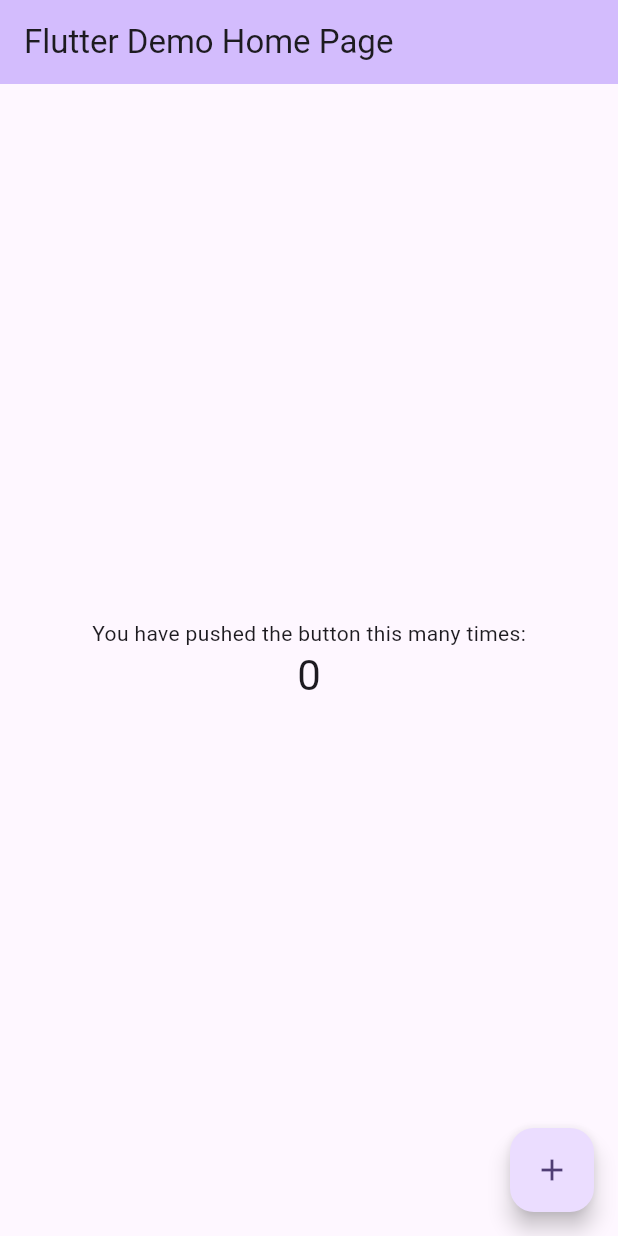
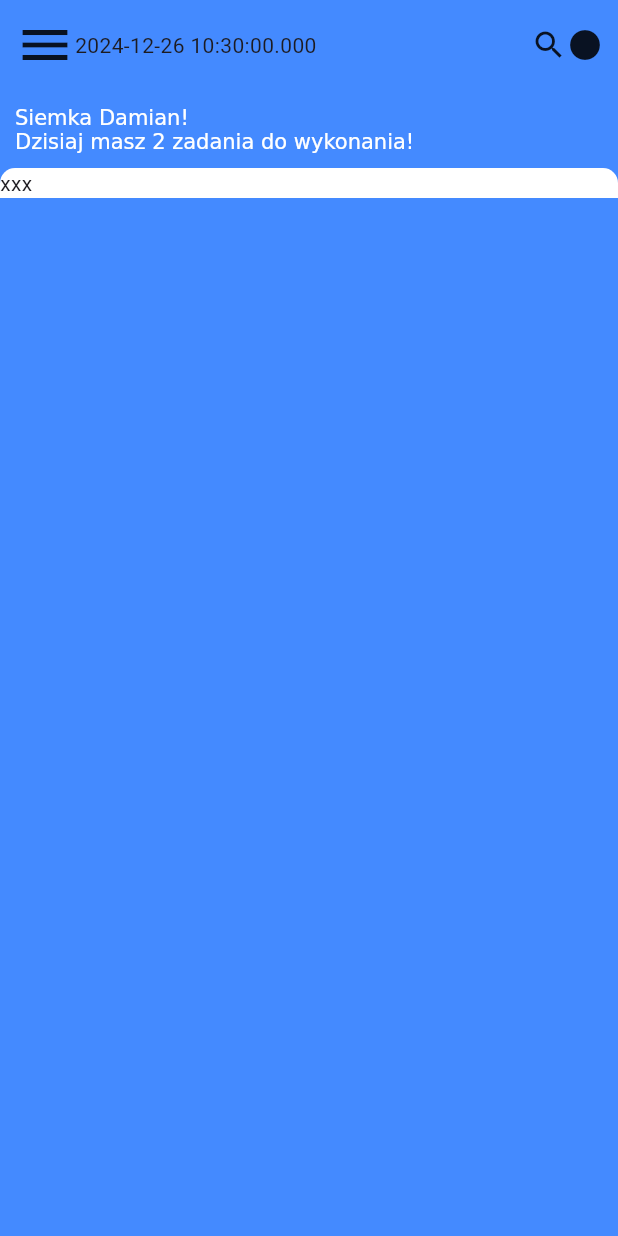
Before and after one commit to toledo1366/Dailyxv2, a Flutter app: the screen it shows after launch, on a phone screen of 412 x 824 dp. Run offline on Flutter 3.47's test engine with Material 3 defaults, Android fonts, the phone set to English and light mode, and no system bars; our stand-ins replace go_router.

Commit message:
Base UI for appbar and home page

```diff
--- a/lib/main.dart
+++ b/lib/main.dart
@@ -1,3 +1,4 @@
+import 'package:dailyx/presentation/pages/home_page.dart';
 import 'package:flutter/material.dart';
 
 void main() {
@@ -7,119 +8,16 @@
 class MyApp extends StatelessWidget {
   const MyApp({super.key});
 
-  // This widget is the root of your application.
   @override
   Widget build(BuildContext context) {
     return MaterialApp(
       title: 'Flutter Demo',
       theme: ThemeData(
-        // This is the theme of your application.
-        //
-        // TRY THIS: Try running your application with "flutter run". You'll see
-        // the application has a purple toolbar. Then, without quitting the app,
-        // try changing the seedColor in the colorScheme below to Colors.green
-        // and then invoke "hot reload" (save your changes or press the "hot
-        // reload" button in a Flutter-supported IDE, or press "r" if you used
-        // the command line to start the app).
-        //
-        // Notice that the counter didn't reset back to zero; the application
-        // state is not lost during the reload. To reset the state, use hot
-        // restart instead.
-        //
-        // This works for code too, not just values: Most code changes can be
-        // tested with just a hot reload.
         colorScheme: ColorScheme.fromSeed(seedColor: Colors.deepPurple),
         useMaterial3: true,
+        scaffoldBackgroundColor: Colors.blueAccent
       ),
-      home: const MyHomePage(title: 'Flutter Demo Home Page'),
+      home: HomePage(),
     );
   }
 }
-
-class MyHomePage extends StatefulWidget {
-  const MyHomePage({super.key, required this.title});
-
-  // This widget is the home page of your application. It is stateful, meaning
-  // that it has a State object (defined below) that contains fields that affect
-  // how it looks.
-
-  // This class is the configuration for the state. It holds the values (in this
-  // case the title) provided by the parent (in this case the App widget) and
-  // used by the build method of the State. Fields in a Widget subclass are
-  // always marked "final".
-
-  final String title;
-
-  @override
-  State<MyHomePage> createState() => _MyHomePageState();
-}
-
-class _MyHomePageState extends State<MyHomePage> {
-  int _counter = 0;
-
-  void _incrementCounter() {
-    setState(() {
-      // This call to setState tells the Flutter framework that something has
-      // changed in this State, which causes it to rerun the build method below
-      // so that the display can reflect the updated values. If we changed
-      // _counter without calling setState(), then the build method would not be
-      // called again, and so nothing would appear to happen.
-      _counter++;
-    });
-  }
-
-  @override
-  Widget build(BuildContext context) {
-    // This method is rerun every time setState is called, for instance as done
-    // by the _incrementCounter method above.
-    //
-    // The Flutter framework has been optimized to make rerunning build methods
-    // fast, so that you can just rebuild anything that needs updating rather
-    // than having to individually change instances of widgets.
-    return Scaffold(
-      appBar: AppBar(
-        // TRY THIS: Try changing the color here to a specific color (to
-        // Colors.amber, perhaps?) and trigger a hot reload to see the AppBar
-        // change color while the other colors stay the same.
-        backgroundColor: Theme.of(context).colorScheme.inversePrimary,
-        // Here we take the value from the MyHomePage object that was created by
-        // the App.build method, and use it to set our appbar title.
-        title: Text(widget.title),
-      ),
-      body: Center(
-        // Center is a layout widget. It takes a single child and positions it
-        // in the middle of the parent.
-        child: Column(
-          // Column is also a layout widget. It takes a list of children and
-          // arranges them vertically. By default, it sizes itself to fit its
-          // children horizontally, and tries to be as tall as its parent.
-          //
-          // Column has various properties to control how it sizes itself and
-          // how it positions its children. Here we use mainAxisAlignment to
-          // center the children vertically; the main axis here is the vertical
-          // axis because Columns are vertical (the cross axis would be
-          // horizontal).
-          //
-          // TRY THIS: Invoke "debug painting" (choose the "Toggle Debug Paint"
-          // action in the IDE, or press "p" in the console), to see the
-          // wireframe for each widget.
-          mainAxisAlignment: MainAxisAlignment.center,
-          children: <Widget>[
-            const Text(
-              'You have pushed the button this many times:',
-            ),
-            Text(
-              '$_counter',
-              style: Theme.of(context).textTheme.headlineMedium,
-            ),
-          ],
-        ),
-      ),
-      floatingActionButton: FloatingActionButton(
-        onPressed: _incrementCounter,
-        tooltip: 'Increment',
-        child: const Icon(Icons.add),
-      ), // This trailing comma makes auto-formatting nicer for build methods.
-    );
-  }
-}
--- /dev/null
+++ b/lib/presentation/navigation/router.dart
@@ -0,0 +1,7 @@
+import 'package:go_router/go_router.dart';
+
+final _router = GoRouter(
+  initialLocation: '/',
+  routes: [
+  ],
+);
--- /dev/null
+++ b/lib/presentation/pages/home_page.dart
@@ -0,0 +1,43 @@
+import 'package:flutter/material.dart';
+
+import '../widgets/custom_app_bar.dart';
+
+class HomePage extends StatefulWidget {
+  const HomePage({super.key});
+
+  @override
+  State<HomePage> createState() => _HomePageState();
+}
+
+class _HomePageState extends State<HomePage> {
+  @override
+  Widget build(BuildContext context) {
+    return Scaffold(
+      appBar: CustomAppBar(),
+      body: Column(
+        crossAxisAlignment: CrossAxisAlignment.start,
+        children: [
+          Padding(
+            padding: EdgeInsets.all(10),
+            child: RichText(
+              text: TextSpan(
+                text: 'Siemka Damian!\n',
+                children: [
+                  TextSpan(text: 'Dzisiaj masz 2 zadania do wykonania!')
+                ]
+              )
+            ),
+          ),
+          Container(
+            decoration: BoxDecoration(
+              color: Colors.white,
+              borderRadius: BorderRadius.vertical(top: Radius.circular(10))
+            ),
+            width: MediaQuery.sizeOf(context).width,
+            child: Text('xxx'),
+          )
+        ],
+      ),
+    );
+  }
+}
--- /dev/null
+++ b/lib/presentation/widgets/custom_app_bar.dart
@@ -0,0 +1,29 @@
+import 'package:flutter/material.dart';
+
+class CustomAppBar extends StatefulWidget implements PreferredSizeWidget{
+  const CustomAppBar({super.key});
+
+  @override
+  State<CustomAppBar> createState() => _CustomAppBarState();
+
+  @override
+  Size get preferredSize => Size(double.infinity, 80);
+}
+
+class _CustomAppBarState extends State<CustomAppBar> {
+  @override
+  Widget build(BuildContext context) {
+    return SafeArea(
+      minimum: EdgeInsets.all(10),
+      child: Row(
+        children: [
+          Icon(Icons.menu, size: 40,),
+          Text(DateTime.now().toString()),
+          Spacer(),
+          Icon(Icons.search),
+          Icon(Icons.circle)
+        ],
+      ),
+    );
+  }
+}
--- a/pubspec.yaml
+++ b/pubspec.yaml
@@ -34,6 +34,10 @@ dependencies:
   # The following adds the Cupertino Icons font to your application.
   # Use with the CupertinoIcons class for iOS style icons.
   cupertino_icons: ^1.0.8
+  go_router: ^14.6.2
+  freezed: ^2.5.7
+  freezed_annotation: ^2.4.4
+  firebase_core: ^3.9.0
 
 dev_dependencies:
   flutter_test:
```
Also changed, not shown: pubspec.lock, 1 other file.
